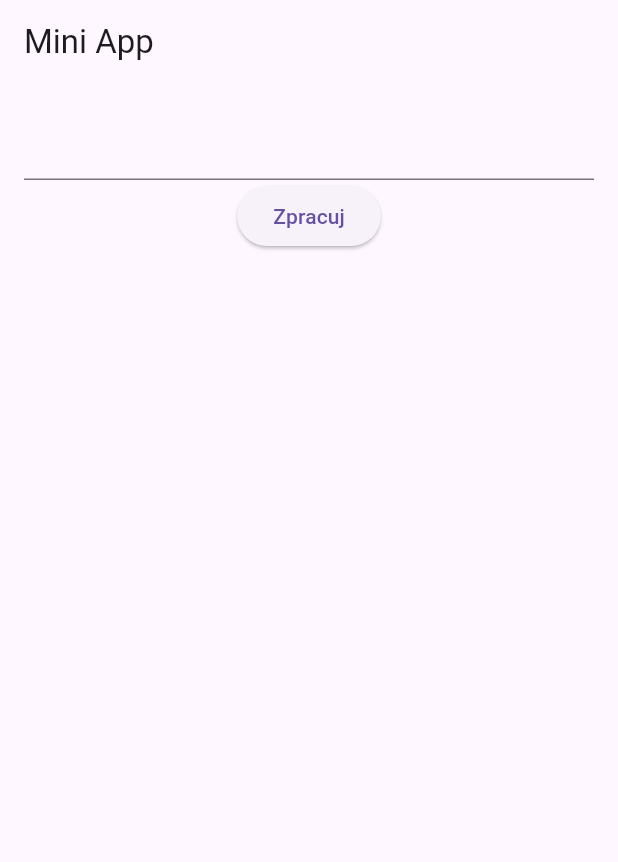
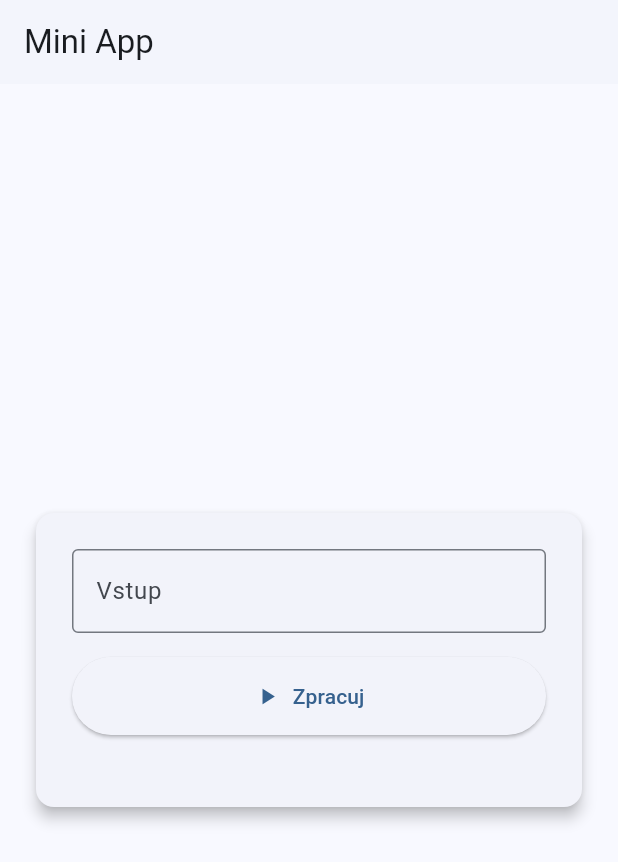
Before and after one commit to mjablecnik/flutter_desktop_plugin, a Flutter app: the screen it shows after launch, on a phone screen of 412 x 824 dp. Shown: the top 862 px of the screen. Run offline on Flutter 3.47's test engine with Material 3 defaults, Android fonts, the phone set to English and light mode, and no system bars; missing offline and left inert: tray_manager, window_manager; statements that could not run were skipped.

Commit message:
style: update design

```diff
--- a/lib/main.dart
+++ b/lib/main.dart
@@ -29,8 +29,12 @@ class MyApp extends StatelessWidget {
   Widget build(BuildContext context) {
     return MaterialApp(
       title: 'Menu Bar App',
-      theme: ThemeData(primarySwatch: Colors.blue),
+      theme: ThemeData(
+        colorScheme: ColorScheme.fromSeed(seedColor: Colors.blue),
+        useMaterial3: true,
+      ),
       home: HomePage(),
+      debugShowCheckedModeBanner: false,
     );
   }
 }
@@ -97,23 +101,74 @@ class _HomePageState extends State<HomePage> with TrayListener {
   @override
   Widget build(BuildContext context) {
     return Scaffold(
-      appBar: AppBar(title: Text("Mini App")),
-      body: Padding(
-        padding: const EdgeInsets.all(16.0),
+      appBar: AppBar(
+        title: const Text("Mini App"),
+        elevation: 0.5,
+        backgroundColor: Theme.of(context).colorScheme.surface,
+        foregroundColor: Theme.of(context).colorScheme.onSurface,
+      ),
+      body: SafeArea(
+        child: Center(
+          child: Card(
+            elevation: 4,
+            margin: const EdgeInsets.all(24),
+            child: Padding(
+              padding: const EdgeInsets.all(24.0),
+              child: ConstrainedBox(
+                constraints: const BoxConstraints(maxWidth: 400),
                 child: Column(
+                  mainAxisSize: MainAxisSize.min,
                   children: [
-            TextField(controller: _controller),
-            ElevatedButton(
+                    TextField(
+                      controller: _controller,
+                      decoration: const InputDecoration(
+                        labelText: "Vstup",
+                        border: OutlineInputBorder(),
+                      ),
+                      onSubmitted: (_) {
+                        setState(() {
+                          _output = "Výstup: ${_controller.text}";
+                        });
+                      },
+                    ),
+                    const SizedBox(height: 16),
+                    SizedBox(
+                      width: double.infinity,
+                      child: ElevatedButton.icon(
+                        icon: const Icon(Icons.play_arrow),
+                        label: const Text("Zpracuj"),
                         onPressed: () {
                           setState(() {
                             _output = "Výstup: ${_controller.text}";
                           });
                         },
-              child: Text("Zpracuj"),
+                        style: ElevatedButton.styleFrom(
+                          padding: const EdgeInsets.symmetric(vertical: 16),
                         ),
-            SizedBox(height: 20),
-            Text(_output),
+                      ),
+                    ),
+                    const SizedBox(height: 24),
+                    if (_output.isNotEmpty)
+                      Container(
+                        width: double.infinity,
+                        padding: const EdgeInsets.all(12),
+                        decoration: BoxDecoration(
+                          color: Theme.of(context).colorScheme.primaryContainer,
+                          borderRadius: BorderRadius.circular(8),
+                        ),
+                        child: Text(
+                          _output,
+                          style: TextStyle(
+                            color: Theme.of(context).colorScheme.onPrimaryContainer,
+                            fontWeight: FontWeight.w600,
+                          ),
+                        ),
+                      ),
                   ],
+                ),
+              ),
+            ),
+          ),
         ),
       ),
     );
```
Also changed, not shown: 1 other file. Lines whose indentation alone changed are shown as unchanged.
